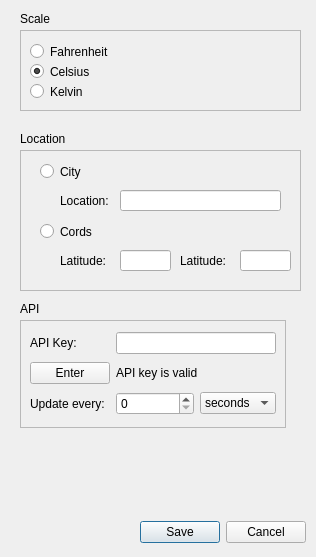
Old version of the form GUI/settingwindow.ui in the repository Llyfrs/WeatherApp.
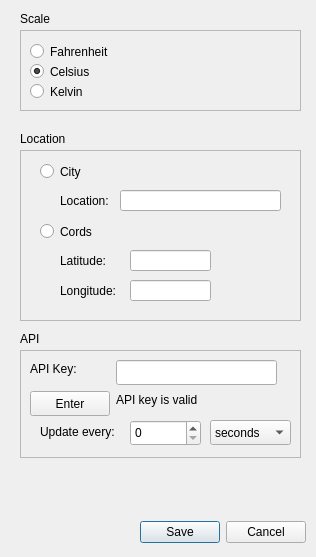
New version of the form.

Commit message: Almost done location settings

```diff
--- a/GUI/settingwindow.ui
+++ b/GUI/settingwindow.ui
@@ -58,7 +58,7 @@
    <property name="geometry">
     <rect>
      <x>20</x>
-     <y>300</y>
+     <y>330</y>
      <width>54</width>
      <height>17</height>
     </rect>
@@ -140,7 +140,7 @@
      <x>20</x>
      <y>150</y>
      <width>281</width>
-     <height>141</height>
+     <height>171</height>
     </rect>
    </property>
    <property name="frameShape">
@@ -220,9 +220,9 @@
    <widget class="QLineEdit" name="lineEdit_2">
     <property name="geometry">
      <rect>
-      <x>100</x>
+      <x>110</x>
       <y>100</y>
-      <width>51</width>
+      <width>81</width>
       <height>21</height>
      </rect>
     </property>
@@ -230,9 +230,9 @@
    <widget class="QLineEdit" name="lineEdit_3">
     <property name="geometry">
      <rect>
-      <x>220</x>
-      <y>100</y>
-      <width>51</width>
+      <x>110</x>
+      <y>130</y>
+      <width>81</width>
       <height>21</height>
      </rect>
     </property>
@@ -243,14 +243,14 @@
    <widget class="QLabel" name="label_6">
     <property name="geometry">
      <rect>
-      <x>160</x>
-      <y>90</y>
-      <width>54</width>
+      <x>40</x>
+      <y>120</y>
+      <width>61</width>
       <height>41</height>
      </rect>
     </property>
     <property name="text">
-     <string>Latitude:</string>
+     <string>Longitude:  </string>
     </property>
    </widget>
   </widget>
@@ -258,8 +258,8 @@
    <property name="geometry">
     <rect>
      <x>20</x>
-     <y>320</y>
-     <width>266</width>
+     <y>350</y>
+     <width>281</width>
      <height>108</height>
     </rect>
    </property>
@@ -269,64 +269,112 @@
    <property name="frameShadow">
     <enum>QFrame::Raised</enum>
    </property>
-   <layout class="QGridLayout" name="gridLayout">
-    <item row="3" column="1" colspan="2">
-     <widget class="QSpinBox" name="spinBox_update"/>
-    </item>
-    <item row="3" column="3">
-     <widget class="QComboBox" name="comboBox_update">
-      <item>
-       <property name="text">
-        <string>seconds</string>
-       </property>
-      </item>
-      <item>
-       <property name="text">
-        <string>minutes</string>
-       </property>
-      </item>
-      <item>
-       <property name="text">
-        <string>hours</string>
-       </property>
-      </item>
-     </widget>
-    </item>
-    <item row="0" column="0">
      <widget class="QLabel" name="label_7">
+    <property name="geometry">
+     <rect>
+      <x>10</x>
+      <y>10</y>
+      <width>49</width>
+      <height>17</height>
+     </rect>
+    </property>
       <property name="text">
        <string>API Key: </string>
       </property>
      </widget>
-    </item>
-    <item row="2" column="0">
+   <widget class="QLineEdit" name="API_key">
+    <property name="geometry">
+     <rect>
+      <x>96</x>
+      <y>10</y>
+      <width>161</width>
+      <height>25</height>
+     </rect>
+    </property>
+    <property name="echoMode">
+     <enum>QLineEdit::Normal</enum>
+    </property>
+   </widget>
      <widget class="QPushButton" name="pushButton">
+    <property name="geometry">
+     <rect>
+      <x>10</x>
+      <y>41</y>
+      <width>80</width>
+      <height>25</height>
+     </rect>
+    </property>
       <property name="text">
        <string>Enter</string>
       </property>
      </widget>
-    </item>
-    <item row="3" column="0">
+   <widget class="QSpinBox" name="spinBox_update">
+    <property name="geometry">
+     <rect>
+      <x>110</x>
+      <y>70</y>
+      <width>71</width>
+      <height>26</height>
+     </rect>
+    </property>
+   </widget>
      <widget class="QLabel" name="label_9">
+    <property name="geometry">
+     <rect>
+      <x>20</x>
+      <y>75</y>
+      <width>79</width>
+      <height>21</height>
+     </rect>
+    </property>
       <property name="toolTip">
        <string comment="Update every 2 minutes, should keep API call usage to the free trial"/>
       </property>
       <property name="text">
        <string>Update every:</string>
       </property>
-     </widget>
+    <property name="alignment">
+     <set>Qt::AlignLeading|Qt::AlignLeft|Qt::AlignTop</set>
+    </property>
+   </widget>
+   <widget class="QComboBox" name="comboBox_update">
+    <property name="geometry">
+     <rect>
+      <x>190</x>
+      <y>70</y>
+      <width>81</width>
+      <height>25</height>
+     </rect>
+    </property>
+    <item>
+     <property name="text">
+      <string>seconds</string>
+     </property>
     </item>
-    <item row="2" column="1" colspan="3">
+    <item>
+     <property name="text">
+      <string>minutes</string>
+     </property>
+    </item>
+    <item>
+     <property name="text">
+      <string>hours</string>
+     </property>
+    </item>
+   </widget>
      <widget class="QLabel" name="label_8">
+    <property name="geometry">
+     <rect>
+      <x>96</x>
+      <y>41</y>
+      <width>83</width>
+      <height>17</height>
+     </rect>
+    </property>
       <property name="text">
        <string>API key is valid</string>
       </property>
      </widget>
-    </item>
-    <item row="0" column="1" colspan="3">
-     <widget class="QLineEdit" name="API_key"/>
-    </item>
-   </layout>
   </widget>
   <widget class="QDialogButtonBox" name="buttonBox">
    <property name="geometry">
```
Left out of the diff: 4 changed lines with no effect on the pictures. Lines whose indentation alone changed are shown as unchanged. The commit also changes 2 other files.
